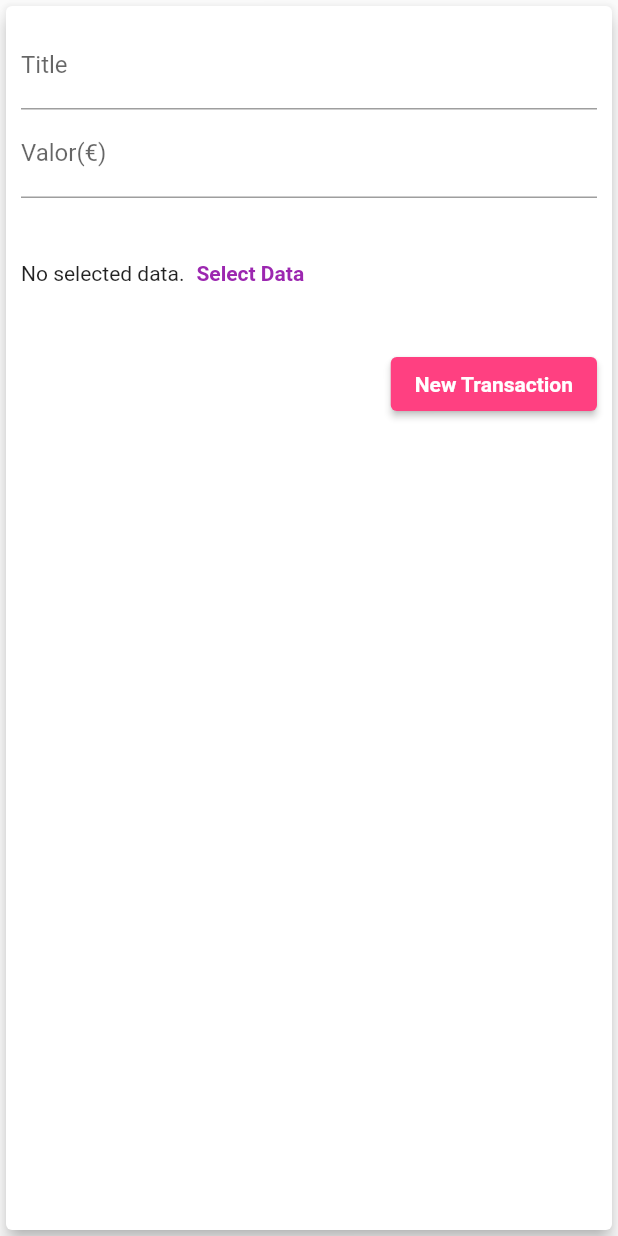
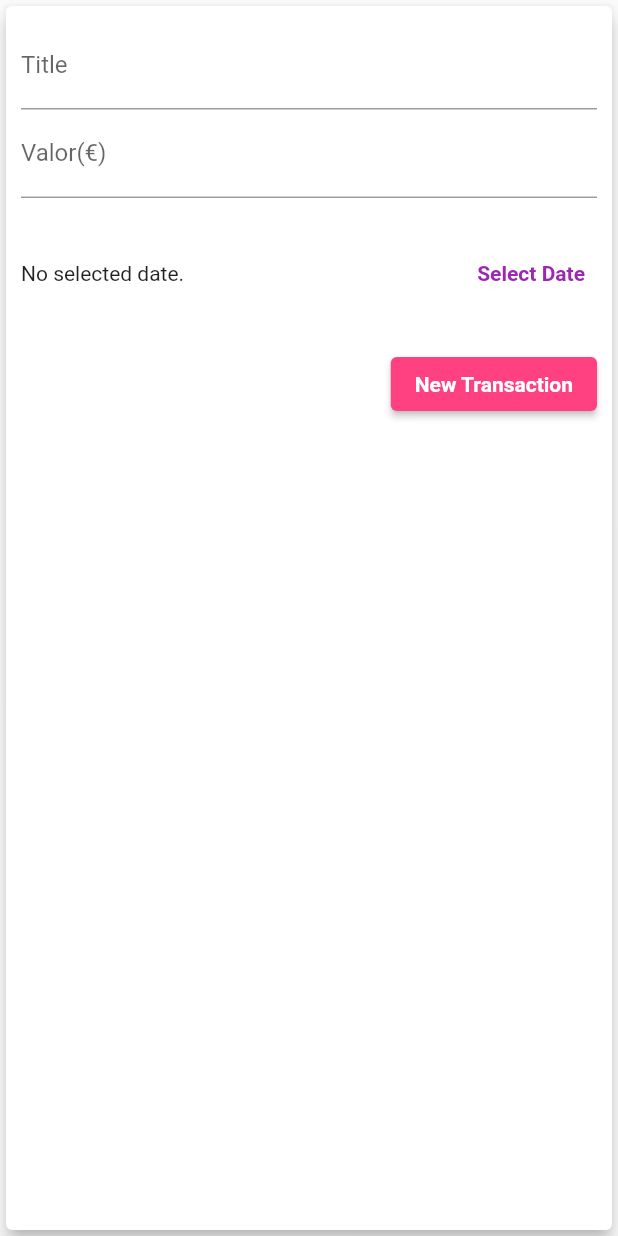
Before and after one commit to Carlxiso/Personnel-Costs, a Flutter app: the TransactionForm widget shown alone on an empty page, opened directly with empty values, after a tap on "New Transaction", on a phone screen of 412 x 824 dp. Run offline on Flutter 3.47's test engine with Material 2 defaults, Android fonts, the phone set to English and light mode, and no system bars.

Commit message:
Date Picker

```diff
--- a/lib/components/transaction_form.dart
+++ b/lib/components/transaction_form.dart
@@ -1,6 +1,7 @@
 // This component will be the card form
 
 import 'package:flutter/material.dart';
+import 'package:intl/intl.dart';
 
 class TransactionForm extends StatefulWidget {
   final void Function(String, double) onSubmit;
@@ -13,19 +14,41 @@ class TransactionForm extends StatefulWidget {
 
 class _TransactionFormState extends State<TransactionForm> {
   // const ({ Key? key }) : super(key: key);
-  final titleController = TextEditingController();
+  final _titleController = TextEditingController();
 
-  final valueControler = TextEditingController();
+  final _valueControler = TextEditingController();
+
+  var _selectedDate;
 
   _submitForm() {
-    final title = titleController.text;
-    final value = double.tryParse(valueControler.text) ?? 0.0;
+    final title = _titleController.text;
+    final value = double.tryParse(_valueControler.text) ?? 0.0;
 
     if (title.isEmpty || value <= 0) {
       return;
     }
 
     widget.onSubmit(title, value);
+  }
+
+  _showDatePicker() {
+    showDatePicker(
+      context: context,
+      initialDate: DateTime.now(),
+      firstDate: DateTime(2021),
+      lastDate: DateTime.now(),
+    ).then((pickedDate) {
+      // return;
+      // print('Executado dentro do then');
+      if (pickedDate == null) {
+        return;
+      }
+
+      setState(() {
+        _selectedDate = pickedDate;
+      });
+    });
+    // print('Executado');
   }
 
   @override
@@ -40,7 +63,7 @@ class _TransactionFormState extends State<TransactionForm> {
               /* - Option One - */
               /* - onChanged: (newValue) => title = newValue, - */
               /* - Option Two - */
-              controller: titleController,
+              controller: _titleController,
               onSubmitted: (_) => _submitForm(),
               decoration: const InputDecoration(
                 labelText: 'Title',
@@ -50,7 +73,7 @@ class _TransactionFormState extends State<TransactionForm> {
               /* - Option One - */
               /* - onChanged: (newValue) => value = newValue, - */
               /* - Option Two - */
-              controller: valueControler,
+              controller: _valueControler,
               //Shows the keyboard
               keyboardType:
                   const TextInputType.numberWithOptions(decimal: true),
@@ -63,15 +86,21 @@ class _TransactionFormState extends State<TransactionForm> {
               height: 100,
               child: Row(
                 children: <Widget>[
-                  Text('No selected data.'),
+                  Expanded(
+                    child: Text(
+                      _selectedDate == null
+                          ? 'No selected date.'
+                          : 'Date Selected: ${DateFormat('dd/MM/y').format(_selectedDate)}',
+                    ),
+                  ),
                   TextButton(
-                    child: Text(
-                      'Select Data',
+                    child: const Text(
+                      'Select Date',
                       style: TextStyle(
                         fontWeight: FontWeight.bold,
                       ),
                     ),
-                    onPressed: () {},
+                    onPressed: _showDatePicker,
                   ),
                 ],
               ),
```
Also changed, not shown: 2 other files.
